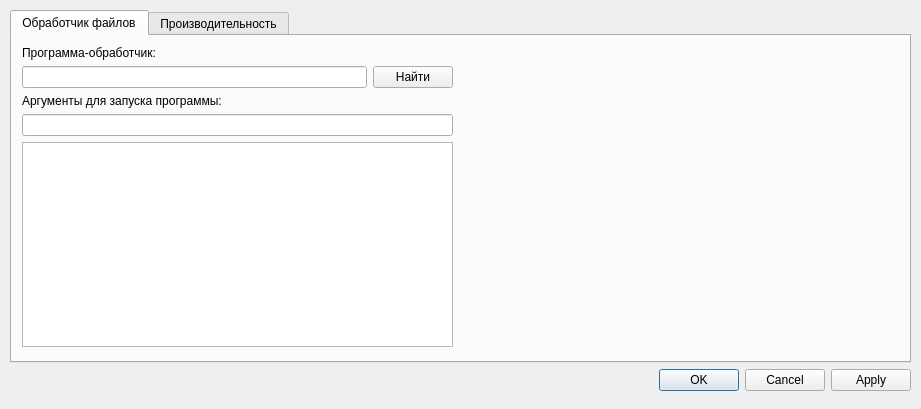
Qt form src/tsettingswindow.ui (AngryConst/SyncList) before a commit.
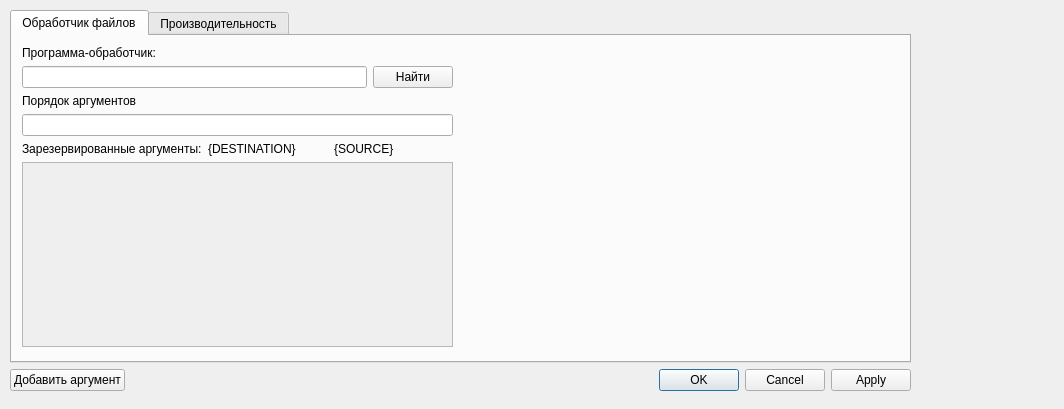
The same form after that commit.

Diff of the .ui file:
```diff
--- a/src/tsettingswindow.ui
+++ b/src/tsettingswindow.ui
@@ -6,7 +6,7 @@
    <rect>
     <x>0</x>
     <y>0</y>
-    <width>921</width>
+    <width>1064</width>
     <height>409</height>
    </rect>
   </property>
@@ -81,44 +81,78 @@
           </layout>
          </item>
          <item>
-          <layout class="QVBoxLayout" name="verticalLayout_4">
+          <widget class="QLabel" name="lArgsOrder">
+           <property name="text">
+            <string>Порядок аргументов</string>
+           </property>
+          </widget>
+         </item>
            <item>
-            <widget class="QLabel" name="label_2">
+          <widget class="QLineEdit" name="lineEditArgumentsOrder"/>
+         </item>
+         <item>
+          <layout class="QHBoxLayout" name="horizontalLayout_2">
+           <item>
+            <widget class="QLabel" name="labelReservedArgs">
              <property name="text">
-              <string>Аргументы для запуска программы:</string>
+              <string>Зарезервированные аргументы:</string>
+             </property>
+            </widget>
+           </item>
+           <item>
+            <widget class="QLabel" name="labelDestination">
+             <property name="text">
+              <string>{DESTINATION}</string>
+             </property>
+             <property name="textInteractionFlags">
+              <set>Qt::LinksAccessibleByMouse|Qt::TextSelectableByMouse</set>
+             </property>
+            </widget>
+           </item>
+           <item>
+            <widget class="QLabel" name="labelSource">
+             <property name="text">
+              <string>{SOURCE}</string>
+             </property>
+             <property name="textInteractionFlags">
+              <set>Qt::LinksAccessibleByMouse|Qt::TextSelectableByMouse</set>
              </property>
             </widget>
            </item>
           </layout>
          </item>
          <item>
-          <widget class="QLineEdit" name="lineArgumentsEdit">
-           <property name="enabled">
-            <bool>true</bool>
+          <widget class="QScrollArea" name="scrollArea">
+           <property name="verticalScrollBarPolicy">
+            <enum>Qt::ScrollBarAsNeeded</enum>
            </property>
-           <property name="font">
-            <font>
-             <family>Monospace</family>
-            </font>
+           <property name="horizontalScrollBarPolicy">
+            <enum>Qt::ScrollBarAsNeeded</enum>
            </property>
-           <property name="readOnly">
+           <property name="widgetResizable">
             <bool>true</bool>
            </property>
-          </widget>
-         </item>
-         <item>
-          <widget class="QPlainTextEdit" name="argumentsProgramTextEdit">
-           <property name="font">
-            <font>
-             <family>Monospace</family>
-            </font>
-           </property>
-           <property name="lineWrapMode">
-            <enum>QPlainTextEdit::NoWrap</enum>
-           </property>
-           <property name="maximumBlockCount">
-            <number>1024</number>
-           </property>
+           <widget class="QWidget" name="scrollAreaWidgetContents_2">
+            <property name="geometry">
+             <rect>
+              <x>0</x>
+              <y>0</y>
+              <width>427</width>
+              <height>179</height>
+             </rect>
+            </property>
+            <widget class="QWidget" name="">
+             <property name="geometry">
+              <rect>
+               <x>8</x>
+               <y>5</y>
+               <width>411</width>
+               <height>161</height>
+              </rect>
+             </property>
+             <layout class="QVBoxLayout" name="verticalLayoutUserUsage"/>
+            </widget>
+           </widget>
           </widget>
          </item>
         </layout>
@@ -154,6 +188,15 @@
      </widget>
     </item>
     <item>
+     <layout class="QHBoxLayout" name="horizontalLayout_4">
+      <item>
+       <widget class="QPushButton" name="pushButtonAddArgs">
+        <property name="text">
+         <string>Добавить аргумент</string>
+        </property>
+       </widget>
+      </item>
+      <item>
      <widget class="QDialogButtonBox" name="buttonBox">
       <property name="orientation">
        <enum>Qt::Horizontal</enum>
@@ -161,7 +204,12 @@
       <property name="standardButtons">
        <set>QDialogButtonBox::Apply|QDialogButtonBox::Cancel|QDialogButtonBox::Ok</set>
       </property>
-     </widget>
+        <property name="centerButtons">
+         <bool>false</bool>
+        </property>
+       </widget>
+      </item>
+     </layout>
     </item>
    </layout>
   </widget>
```
Lines whose indentation alone changed are shown as unchanged.
